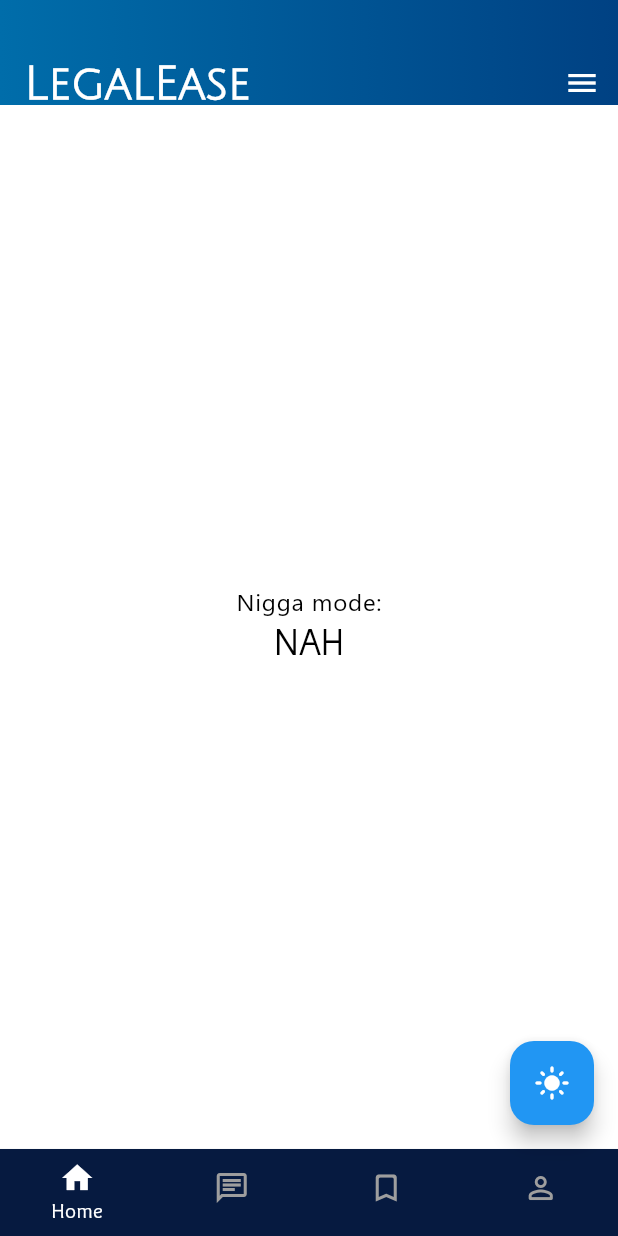
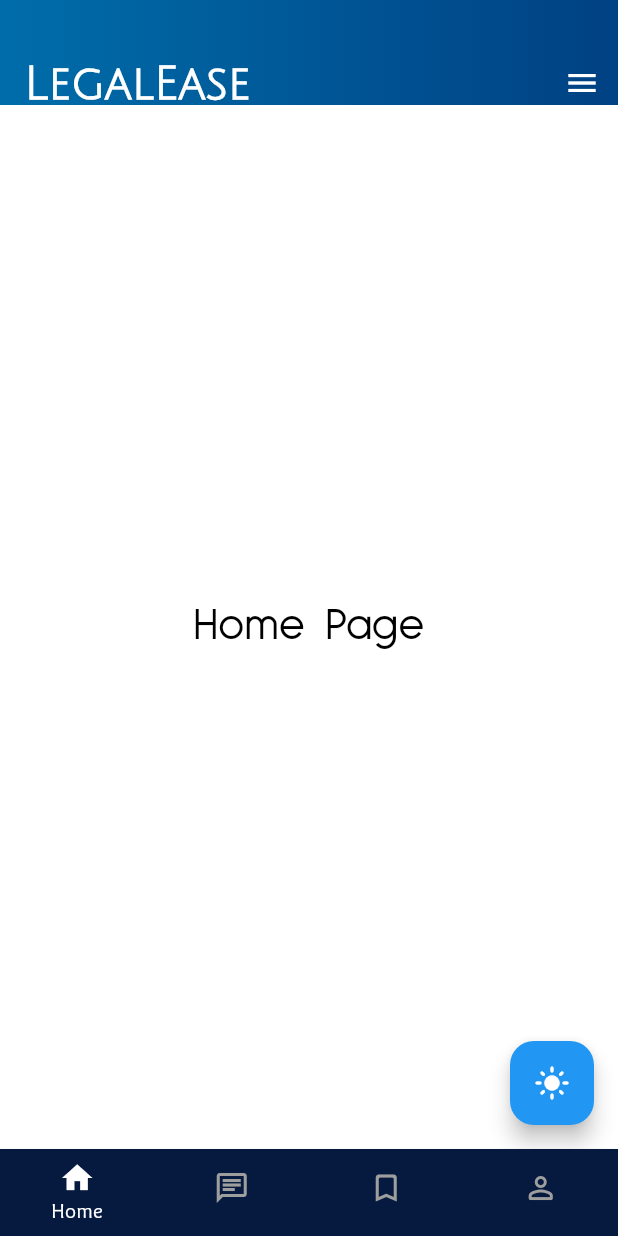
Before and after one commit to LahiruHW/toasties_kitahack, a Flutter app: the screen it shows after launch, on a phone screen of 412 x 824 dp. Run offline on Flutter 3.47's test engine with Material 3 defaults, Android fonts, the phone set to English and light mode, and no system bars; our stand-ins replace animated_toggle_switch, firebase_core, flutter_native_splash, go_router; accounts and stored records are empty.

Commit message:
refactor state_provider.dart into separate folder

```diff
--- a/toasties_flutter/lib/base.dart
+++ b/toasties_flutter/lib/base.dart
@@ -2,7 +2,7 @@
 
 import 'package:flutter/material.dart';
 import 'package:provider/provider.dart';
-import 'package:toasties_flutter/common/state_provider.dart';
+import 'package:toasties_flutter/common/providers/state_provider.dart';
 import 'package:toasties_flutter/common/widgets/bottom_nav_bar.dart';
 import 'package:toasties_flutter/common/widgets/side_nav_drawer.dart';
 import 'package:toasties_flutter/common/widgets/toasties_appbar.dart';
--- a/toasties_flutter/lib/home.dart
+++ b/toasties_flutter/lib/home.dart
@@ -1,8 +1,4 @@
-// ignore_for_file: avoid_print
-
 import 'package:flutter/material.dart';
-import 'package:provider/provider.dart';
-import 'package:toasties_flutter/common/state_provider.dart';
 
 class HomePage extends StatefulWidget {
   const HomePage({
@@ -14,27 +10,14 @@ class HomePage extends StatefulWidget {
 }
 
 class _HomePageState extends State<HomePage> {
-
   @override
   Widget build(BuildContext context) {
-    return Consumer<ToastieStateProvider>(
-      builder: (context2, provider, child) => Scaffold(
-        body: Center(
-          child: Column(
-            mainAxisAlignment: MainAxisAlignment.center,
-            children: <Widget>[
-              Text(
-                'Nigga mode:',
-                style: Theme.of(context).textTheme.labelSmall,
-              ),
-              Text(
-                '${provider.settings.isDarkMode ? "ON" : "NAH"}',
-                style: Theme.of(context).textTheme.headlineMedium,
-              ),
-            ],
-          ),
+    return Scaffold(
+      body: Center(
+        child: Text(
+          'Home Page',
+          style: Theme.of(context).textTheme.headlineLarge,
         ),
-
       ),
     );
   }
--- a/toasties_flutter/lib/main.dart
+++ b/toasties_flutter/lib/main.dart
@@ -1,7 +1,7 @@
 import 'package:flutter/material.dart';
 import 'package:flutter_native_splash/flutter_native_splash.dart';
 import 'package:provider/provider.dart';
-import 'package:toasties_flutter/common/state_provider.dart';
+import 'package:toasties_flutter/common/providers/state_provider.dart';
 import 'package:toasties_flutter/common/toastie_router.dart';
 import 'package:toasties_flutter/toasties_theme.dart';
 
```
Also changed, not shown: toasties_flutter/lib/common/providers/state_provider.dart (renamed from toasties_flutter/lib/common/state_provider.dart).
